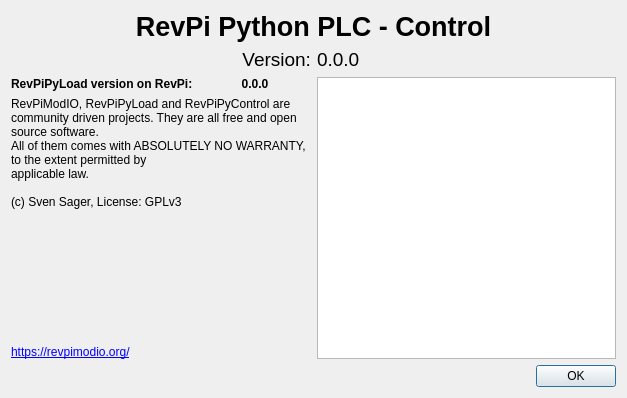
First picture: the form in include/ui_dev/revpiinfo.ui, repository naruxde/revpicommander, before the edit.
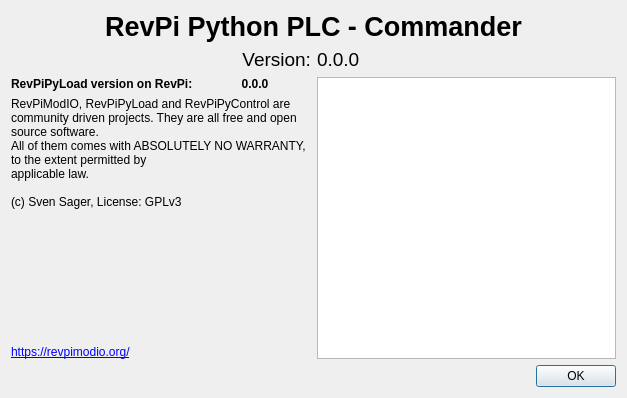
Second picture: the form after the edit.

Patch:
```diff
--- a/include/ui_dev/revpiinfo.ui
+++ b/include/ui_dev/revpiinfo.ui
@@ -24,7 +24,7 @@
       </font>
      </property>
      <property name="text">
-      <string>RevPi Python PLC - Control</string>
+      <string>RevPi Python PLC - Commander</string>
      </property>
      <property name="alignment">
       <set>Qt::AlignCenter</set>
```
Left out of the diff: 2 changed lines with no effect on the pictures.
